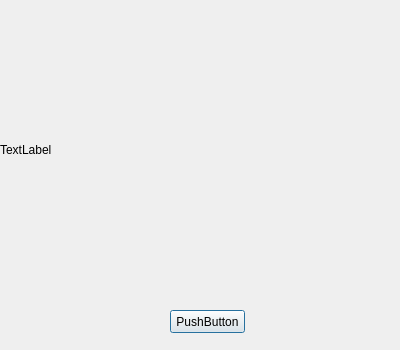
Before: the Qt Designer form VideoAbstract_QTver/VideoAbstract_QTver/VideoAbstract_QTver/drawform.ui in ronnyMakhuddin/motion-detect-tiqu, drawn with Qt 5.
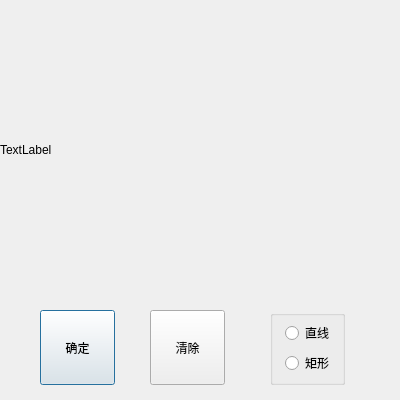
After: the same form once the commit is applied.

What changed in the file:
```diff
--- a/VideoAbstract_QTver/VideoAbstract_QTver/VideoAbstract_QTver/drawform.ui
+++ b/VideoAbstract_QTver/VideoAbstract_QTver/VideoAbstract_QTver/drawform.ui
@@ -7,7 +7,7 @@
     <x>0</x>
     <y>0</y>
     <width>400</width>
-    <height>350</height>
+    <height>400</height>
    </rect>
   </property>
   <property name="windowTitle">
@@ -29,16 +29,68 @@
   <widget class="QPushButton" name="pushButton">
    <property name="geometry">
     <rect>
-     <x>170</x>
+     <x>40</x>
      <y>310</y>
      <width>75</width>
-     <height>23</height>
+     <height>75</height>
     </rect>
    </property>
    <property name="text">
-    <string>PushButton</string>
+    <string>确定</string>
    </property>
   </widget>
+  <widget class="QPushButton" name="clear_button">
+   <property name="geometry">
+    <rect>
+     <x>150</x>
+     <y>310</y>
+     <width>75</width>
+     <height>75</height>
+    </rect>
+   </property>
+   <property name="text">
+    <string>清除</string>
+   </property>
+  </widget>
+  <widget class="QGroupBox" name="groupBox">
+   <property name="geometry">
+    <rect>
+     <x>270</x>
+     <y>310</y>
+     <width>75</width>
+     <height>75</height>
+    </rect>
+   </property>
+   <property name="title">
+    <string/>
+   </property>
+   <widget class="QRadioButton" name="line_radiobutton">
+    <property name="geometry">
+     <rect>
+      <x>15</x>
+      <y>15</y>
+      <width>51</width>
+      <height>16</height>
+     </rect>
+    </property>
+    <property name="text">
+     <string>直线</string>
+    </property>
+   </widget>
+   <widget class="QRadioButton" name="rect_radiobutton">
+    <property name="geometry">
+     <rect>
+      <x>15</x>
+      <y>45</y>
+      <width>51</width>
+      <height>16</height>
+     </rect>
+    </property>
+    <property name="text">
+     <string>矩形</string>
+    </property>
+   </widget>
+  </widget>
  </widget>
  <layoutdefault spacing="6" margin="11"/>
  <resources/>
```
Left out of the diff: 4 changed lines with no effect on the pictures.
